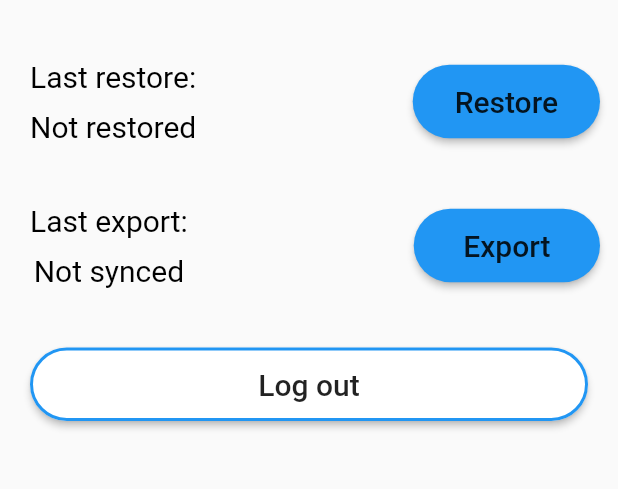
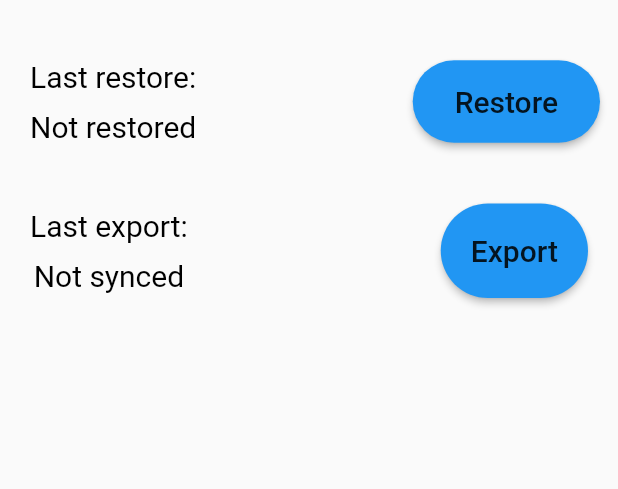
Before and after one commit to inowakowski/note_app_cdv, a Flutter app: the SettingsPage screen opened directly, on a phone screen of 412 x 824 dp, the part 287-776 px from its top. Run offline on Flutter 3.47's test engine with Material 2 defaults, Android fonts, the phone set to English and light mode, and no system bars; our stand-ins replace image_picker, sqflite; missing offline and left inert: azblob; accounts and stored records are empty.

Commit message:
Revert "visual changes in settings page"
This reverts commit 4300611d54a45344d540472de9e08c9232a1c2cd.

```diff
--- a/lib/screens/settings_page.dart
+++ b/lib/screens/settings_page.dart
@@ -1,15 +1,9 @@
-import 'dart:io';
-
 import 'package:flutter/material.dart';
 import 'package:intl/intl.dart';
 import 'package:notes_app/db_helper/db_helper.dart';
 import 'package:azblob/azblob.dart';
-import 'package:notes_app/screens/login_page.dart';
 import 'package:sqflite/sqflite.dart';
 import 'package:notes_app/modal_class/settings.dart';
-import 'package:notes_app/modal_class/notes.dart';
-import 'package:http/http.dart' as http;
-import 'dart:convert';
 
 class SettingsPage extends StatefulWidget {
   final String appBarTitle;
@@ -34,21 +28,15 @@ class SettingsPageState extends State<SettingsPage> {
   String restoreDate;
   Color statusColor;
   Color restoreColor;
-  bool isLogIn = true;
   var user = 'user0';
   SettingsPageState(this.appBarTitle);
 
   @override
   Widget build(BuildContext context) {
     if (settingsList == null) {
-      // settingsList = ['', ''];
       settingsList = ['Not restored', 'Not synced'];
       updateSettingsView();
     }
-
-    final brightness = Theme.of(context).brightness;
-    bool isDarkMode = brightness == Brightness.dark;
-
     return WillPopScope(
         onWillPop: () async {
           moveToLastScreen();
@@ -67,7 +55,7 @@ class SettingsPageState extends State<SettingsPage> {
                   _saveSettings();
                 }),
           ),
-          body: ListView(
+          body: Column(
             children: <Widget>[
               Padding(
                 padding: EdgeInsets.all(20.0),
@@ -90,10 +78,10 @@ class SettingsPageState extends State<SettingsPage> {
                           height: 10.0,
                         ),
                         Text(
-                          restoreDate ??
-                              settingsList[0] ??
-                              settings.restoreDate ??
-                              settingsList[0]['restoreDate'],
+                          settingsList[0] ??
+                              restoreDate ??
+                              settingsList[0]['restoreDate'] ??
+                              settings.restoreDate,
                           style: TextStyle(color: restoreColor),
                           overflow: TextOverflow.ellipsis,
                         ),
@@ -103,25 +91,23 @@ class SettingsPageState extends State<SettingsPage> {
                   Padding(
                     padding: const EdgeInsets.all(12.0),
                     child: MaterialButton(
-                      disabledColor: Colors.grey,
-                      onPressed: isLogIn
-                          ? () {
-                              restoreFromAzure();
-                            }
-                          : null,
+                      onPressed: () {
+                        restoreFromAzure();
+                      },
                       child: Padding(
                         padding: const EdgeInsets.only(
-                            left: 20.0, right: 20.0, top: 5.0, bottom: 5.0),
+                            top: 8.0, bottom: 8.0, left: 20.0, right: 20.0),
                         child: Text(
                           'Restore',
                           style: Theme.of(context).textTheme.headline6,
                         ),
                       ),
                       color: Colors.blue,
+                      textColor: Colors.white,
                       padding: EdgeInsets.all(8.0),
                       splashColor: Colors.blueAccent,
                       shape: RoundedRectangleBorder(
-                          borderRadius: BorderRadius.circular(25.0)),
+                          borderRadius: BorderRadius.circular(300.0)),
                     ),
                   ),
                 ],
@@ -140,8 +126,8 @@ class SettingsPageState extends State<SettingsPage> {
                           height: 10.0,
                         ),
                         Text(
-                          lastSyncDate ??
-                              settingsList[1] ??
+                          settingsList[1] ??
+                              lastSyncDate ??
                               settingsList[1]['lastSyncDate'] ??
                               settings.lastSyncDate,
                           style: TextStyle(color: statusColor),
@@ -151,86 +137,28 @@ class SettingsPageState extends State<SettingsPage> {
                     ),
                   ),
                   Padding(
-                    padding: const EdgeInsets.all(12.0),
+                    padding: const EdgeInsets.all(20.0),
                     child: MaterialButton(
-                      disabledColor: Colors.grey,
-                      onPressed: isLogIn
-                          ? () {
-                              syncNotes();
-                            }
-                          : null,
+                      onPressed: () {
+                        syncNotes();
+                      },
                       child: Padding(
-                        padding: const EdgeInsets.only(
-                            left: 25.0, right: 25.0, top: 5.0, bottom: 5.0),
+                        padding: const EdgeInsets.all(8.0),
                         child: Text(
                           'Export',
                           style: Theme.of(context).textTheme.headline6,
                         ),
                       ),
                       color: Colors.blue,
-                      padding: EdgeInsets.all(8.0),
+                      textColor: Colors.white,
+                      padding: EdgeInsets.all(12.0),
                       splashColor: Colors.blueAccent,
                       shape: RoundedRectangleBorder(
-                          borderRadius: BorderRadius.circular(25.0)),
+                          borderRadius: BorderRadius.circular(300.0)),
                     ),
                   ),
                 ],
               ),
-              Padding(
-                padding: const EdgeInsets.all(20.0),
-                child: MaterialButton(
-                  onPressed: () {
-//LoginPage();
-                    Navigator.push(
-                      context,
-                      MaterialPageRoute(
-                          builder: (context) => LogInPage("Log in")),
-                    );
-                  },
-                  child: Padding(
-                    padding: const EdgeInsets.only(
-                        left: 40.0, right: 40.0, top: 5.0, bottom: 5.0),
-                    child: Text(
-                      isLogIn ? 'Log out' : 'Log in',
-                      style: Theme.of(context).textTheme.headline6,
-                    ),
-                  ),
-                  color: isLogIn
-                      ? isDarkMode
-                          ? Colors.grey[850]
-                          : Colors.white
-                      : Colors.blue,
-                  padding: EdgeInsets.all(8.0),
-                  splashColor: Colors.blueAccent,
-                  shape: isLogIn
-                      ? RoundedRectangleBorder(
-                          borderRadius: BorderRadius.circular(25.0),
-                          side: BorderSide(color: Colors.blue, width: 2.0))
-                      : RoundedRectangleBorder(
-                          borderRadius: BorderRadius.circular(25.0)),
-                ),
-              ),
-              // Padding(
-              //   padding: const EdgeInsets.all(20.0),
-              //   child: MaterialButton(
-              //     onPressed: () {
-              //       helper.deleteAll();
-              //     },
-              //     child: Padding(
-              //       padding: const EdgeInsets.only(
-              //           left: 40.0, right: 40.0, top: 5.0, bottom: 5.0),
-              //       child: Text(
-              //         'Delete all notes',
-              //         style: Theme.of(context).textTheme.headline6,
-              //       ),
-              //     ),
-              //     color: Colors.blue,
-              //     padding: EdgeInsets.all(8.0),
-              //     splashColor: Colors.blueAccent,
-              //     shape: RoundedRectangleBorder(
-              //         borderRadius: BorderRadius.circular(25.0)),
-              //   ),
-              // ),
             ],
           ),
         ));
@@ -254,10 +182,9 @@ class SettingsPageState extends State<SettingsPage> {
 
       await storage.putBlob(
         '/$container/$fileName',
-        // '/$container/$user/$fileName',
         body: content,
       );
-      setState(() {
+      setState(() async {
         // settingsHelper.lastSyncDate =
         //     DateFormat.yMMMd().format(DateTime.now()) +
         //         ' ' +
@@ -268,11 +195,10 @@ class SettingsPageState extends State<SettingsPage> {
         //   await settingsHelper.insertSetiings(settings);
         // }
         lastSyncDate = DateFormat.yMMMd().format(DateTime.now()) +
-            '\n' +
+            ' ' +
             DateFormat.jms().format(DateTime.now());
         statusColor = Colors.green[600];
       });
-      // print('---------Export----------\n' + content);
     } on AzureStorageException catch (ex) {
       setState(() {
         lastSyncDate = 'Azure Storage Exception';
@@ -293,40 +219,28 @@ class SettingsPageState extends State<SettingsPage> {
   restoreFromAzure() async {
     try {
       String container = 'notter-project';
+      var storage = AzureStorage.parse(
+          'DefaultEndpointsProtocol=https;AccountName=notterprojectuser;AccountKey=ugCVzp4ihOOjoHtZzv9OhYbWpaeLl2Vv3hJ5Vt1y12e0I2NAxIQsSXelVE45Rm13UkwwKHJKT+9dIyh1TCYTHA==;EndpointSuffix=core.windows.net');
+      var body = storage.getBlob(
+        '/$container/notes.db',
+      );
 
-      var httpClient = http.Client();
-      var request = http.Request(
-          'GET',
-          Uri.parse(
-              'https://notterprojectuser.blob.core.windows.net/$container/$user//data/user/0/com.example.note_app_cdv/databases/notes.db'));
-      var response = await httpClient.send(request);
-      var body = await response.stream.bytesToString();
-      List<String> str = body
-          .replaceAll("}{", ";")
-          .replaceAll("{", "")
-          .replaceAll("}", "")
-          .split(",");
-      // Note note = Note.fromJson(jsonDecode(body));
-      // print(note.toMap());
-      print(str);
-      // print(note);
-      // await helper.deleteAll();
-      // for (int i = 0; i < contentList.length; i++) {
-      //   // await helper.insertNote(contentList[i]);
-      //   print(contentList[i]);
-      // }
-      setState(() {
-        var restoreStateDB = DateFormat.yMMMd().format(DateTime.now()) +
-            '\n' +
-            DateFormat.jms().format(DateTime.now());
+      print('------------------');
+      print('------------------');
+      print(body);
+      print('------------------');
+      setState(() async {
+        // var restoreStateDB = DateFormat.yMMMd().format(DateTime.now()) +
+        //     ' ' +
+        //     DateFormat.jms().format(DateTime.now());
         // settingsHelper.restoreDate = restoreStateDB;
-        restoreDate = restoreStateDB;
+        // restoreDate = restoreStateDB;
         // if (settings.id != null) {
         //   await settingsHelper.updateSettings(settings);
         // } else {
         //   await settingsHelper.insertSetiings(settings);
         // }
-        restoreColor = Colors.green[600];
+        statusColor = Colors.green[600];
       });
       restoreColor = Colors.green[600];
     } on AzureStorageException catch (ex) {
```
